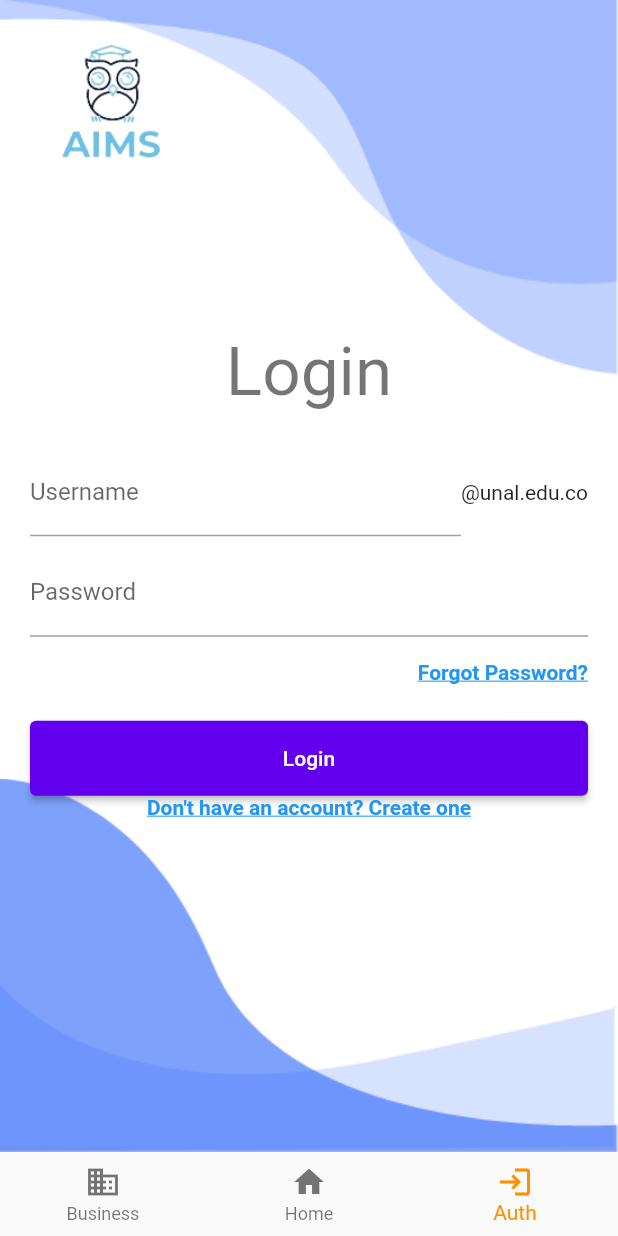
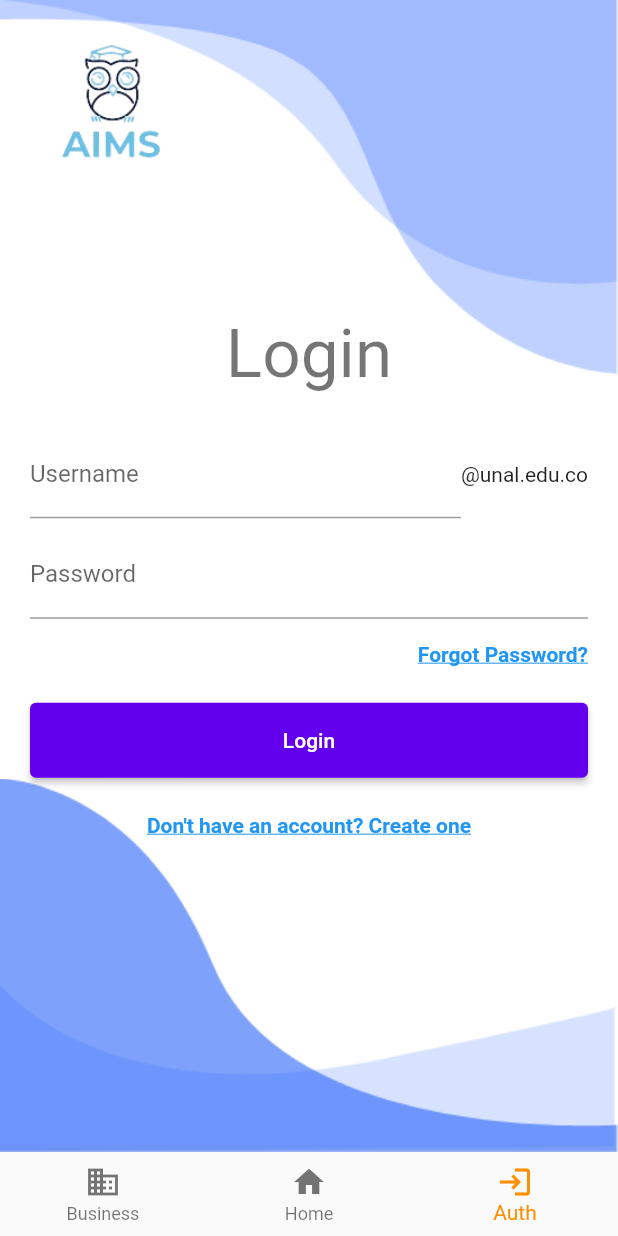
Before and after one commit to AIMS-UN/mobile_app, a Flutter app: the screen it shows after launch, item 3 of the bottom bar chosen, on a phone screen of 412 x 824 dp. Run offline on Flutter 3.47's test engine with Material 2 defaults, Android fonts, the light colour scheme and no system bars.

Commit message:
refactor: ♻️ organize fields, add response to form

```diff
--- a/lib/layouts/auth_form.dart
+++ b/lib/layouts/auth_form.dart
@@ -1,6 +1,6 @@
 import 'package:flutter/material.dart';
 
-import '../shared/ui_helpers.dart';
+import '/shared/ui_helpers.dart';
 
 class FormLayout extends StatefulWidget {
   final String title;
@@ -8,6 +8,8 @@ class FormLayout extends StatefulWidget {
   final Future<void> Function() onSubmit;
   final List<Widget> form;
   final bool showTerms;
+
+  final ValueNotifier<String> responseMessage;
 
   final void Function()? onForgotPassword;
   final void Function()? onAlreadyHaveAccount;
@@ -23,6 +25,7 @@ class FormLayout extends StatefulWidget {
     this.onAlreadyHaveAccount,
     this.onCreateAccount,
     this.showTerms = false,
+    required this.responseMessage,
   });
 
   @override
@@ -64,6 +67,21 @@ class _FormLayoutState extends State<FormLayout> {
                 ),
               ),
             verticalSpaceMedium,
+            ValueListenableBuilder<String>(
+              valueListenable: widget.responseMessage,
+              builder: (context, value, child) {
+                if (value.isEmpty) return const SizedBox.shrink();
+                return Column(
+                  children: [
+                    Text(
+                      value,
+                      style: const TextStyle(color: Colors.red),
+                    ),
+                    verticalSpaceSmall,
+                  ],
+                );
+              },
+            ),
             _busy
                 ? const CircularProgressIndicator()
                 : ElevatedButton(
@@ -79,6 +97,7 @@ class _FormLayoutState extends State<FormLayout> {
                     },
                     child: Text(widget.submitText),
                   ),
+            verticalSpaceMedium,
             if (widget.onAlreadyHaveAccount != null)
               Align(
                 alignment: Alignment.center,
--- a/lib/views/auth/auth_view.dart
+++ b/lib/views/auth/auth_view.dart
@@ -1,9 +1,9 @@
 import 'package:flutter/material.dart';
 
+import '/services/auth.dart' as auth;
 import 'login_view.dart';
 import 'profile_view.dart';
 import 'signup_view.dart';
-import '/services/auth.dart' as auth;
 
 class AuthView extends StatefulWidget {
   final Function(bool newStatus) isLoggedIn;
--- a/lib/views/auth/login_view.dart
+++ b/lib/views/auth/login_view.dart
@@ -1,9 +1,9 @@
 import 'package:flutter/material.dart';
 
+import '/layouts/auth_form.dart';
+import '/services/auth.dart' as auth;
+import '/shared/form/form_helpers.dart';
 import '/shared/ui_helpers.dart';
-import '/layouts/auth_form.dart';
-import '/shared/form/form_helpers.dart';
-import '/services/auth.dart' as auth;
 
 class LoginView extends StatefulWidget {
   final Function(String pageState) switchPage;
@@ -21,6 +21,8 @@ class _LoginViewState extends State<LoginView> {
   final _usernameController = TextEditingController();
   final _passwordController = TextEditingController();
 
+  final _responseMessage = ValueNotifier<String>('');
+
   @override
   Widget build(BuildContext context) {
     return FormLayout(
@@ -34,6 +36,7 @@ class _LoginViewState extends State<LoginView> {
       ],
       onForgotPassword: () => widget.switchPage('ForgotPassword'),
       onCreateAccount: () => widget.switchPage('Signup'),
+      responseMessage: _responseMessage,
       onSubmit: () async {
         final response = await auth.login(
           _usernameController.text,
@@ -42,10 +45,12 @@ class _LoginViewState extends State<LoginView> {
 
         if (response['error'] != null) {
           print('Error: ${response['error']}');
-        } else {
-          print('Success: ${response['username']}');
-          widget.switchPage('Profile');
+          _responseMessage.value = response['error'];
+          return;
         }
+
+        print('Success: ${response['data']['username']}');
+        widget.switchPage('Profile');
       },
     );
   }
--- a/lib/views/auth/profile_view.dart
+++ b/lib/views/auth/profile_view.dart
@@ -1,5 +1,3 @@
-// basic profile view with a logout button
-
 import 'package:flutter/material.dart';
 
 import '/shared/ui_helpers.dart';
--- a/lib/views/my_app.dart
+++ b/lib/views/my_app.dart
@@ -1,8 +1,8 @@
 import 'package:flutter/material.dart';
 
-import '../themes/light.dart';
+import '/themes/light.dart';
+import '/widgets/background.dart';
 import 'auth/auth_view.dart';
-import '../widgets/background.dart';
 
 class MyApp extends StatelessWidget {
   const MyApp({super.key});
```
Also changed, not shown: lib/views/auth/signup_view.dart (+9 -4 lines).
